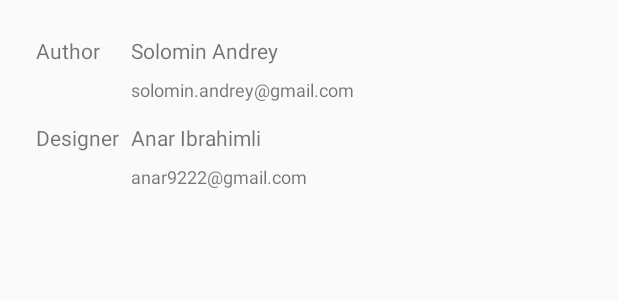
After one commit to solandmedotru/WashWait, an Android app: the layout activity_about_app_dialog.xml on its own in the app's theme, with its tools: preview values and no code run, on a phone screen of 412 x 824 dp. The commit adds this screen. Shown: the top 300 px of the screen. Run offline under Robolectric (Android 15) with nearby library versions, the phone set to English and light mode, and no system bars; network calls fail.

Commit message:
refactoring. Added about app dialog

```diff
--- a/app/src/main/AndroidManifest.xml
+++ b/app/src/main/AndroidManifest.xml
@@ -23,10 +23,8 @@
         <activity
             android:name=".SettingsActivity"
             android:parentActivityName=".MainActivity" />
-
-        <activity android:name=".SplashActivity">
-
-        </activity>
+        <activity android:name=".SplashActivity"></activity>
+        <activity android:name=".AboutAppDialog"></activity>
     </application>
 
 </manifest>
--- a/app/src/main/java/ru/solandme/washwait/MainActivity.java
+++ b/app/src/main/java/ru/solandme/washwait/MainActivity.java
@@ -1,15 +1,12 @@
 package ru.solandme.washwait;
 
-import android.support.v4.app.Fragment;
 import android.support.v4.app.FragmentManager;
 import android.support.v4.app.FragmentTransaction;
 import android.support.v7.app.AppCompatActivity;
 import android.os.Bundle;
-import android.view.View;
 
 public class MainActivity extends AppCompatActivity {
 
-    private static final String TAG = "ru.solandme.washwait";
     private static final String TAG_WEATHER_FRAG = "WeatherFragment";
 
     @Override
--- a/app/src/main/java/ru/solandme/washwait/data/Forecast.java
+++ b/app/src/main/java/ru/solandme/washwait/data/Forecast.java
@@ -13,7 +13,7 @@ public class Forecast {
     private String description;
 
     boolean isDirty() {
-        return weatherId < 600 || weatherId < 700 && temperature > -6;
+        return weatherId < 600 || weatherId < 700 && temperature > -10;
     }
 
     public int getWeatherId() {
--- /dev/null
+++ b/app/src/main/res/layout/activity_about_app_dialog.xml
@@ -0,0 +1,56 @@
+<?xml version="1.0" encoding="utf-8"?>
+<GridLayout xmlns:android="http://schemas.android.com/apk/res/android"
+    xmlns:tools="http://schemas.android.com/tools"
+    android:layout_width="match_parent"
+    android:layout_height="match_parent"
+    android:columnCount="2"
+    android:padding="20dp"
+    android:rowCount="4"
+    android:useDefaultMargins="true"
+    tools:context=".AboutAppDialog">
+
+    <TextView
+        android:layout_width="wrap_content"
+        android:layout_height="wrap_content"
+        android:layout_column="0"
+        android:layout_row="0"
+        android:text="@string/author" />
+
+    <TextView
+        android:layout_width="wrap_content"
+        android:layout_height="wrap_content"
+        android:layout_column="1"
+        android:layout_row="0"
+        android:text="@string/author_name" />
+
+    <TextView
+        android:layout_width="wrap_content"
+        android:layout_height="wrap_content"
+        android:layout_column="1"
+        android:layout_row="1"
+        android:text="@string/author_email"
+        android:textSize="12sp"
+        android:layout_marginBottom="10dp" />
+
+    <TextView
+        android:layout_width="wrap_content"
+        android:layout_height="wrap_content"
+        android:layout_column="0"
+        android:layout_row="2"
+        android:text="@string/designer" />
+
+    <TextView
+        android:layout_width="wrap_content"
+        android:layout_height="wrap_content"
+        android:layout_column="1"
+        android:layout_row="2"
+        android:text="@string/designer_name" />
+
+    <TextView
+        android:layout_width="wrap_content"
+        android:layout_height="wrap_content"
+        android:layout_column="1"
+        android:layout_row="3"
+        android:text="@string/designer_email"
+        android:textSize="12sp" />
+</GridLayout>
--- a/app/src/main/res/values/strings.xml
+++ b/app/src/main/res/values/strings.xml
@@ -25,4 +25,12 @@
     <string name="normal">middle wet</string>
     <string name="city_name_settings">City name or post index (ex. Moscow,RU)</string>
     <string name="clear_period">Clear period</string>
+    <string name="app_version" translatable="false">v0.0.1</string>
+    <string name="author">Author</string>
+    <string name="author_name">Solomin Andrey</string>
+    <string name="author_email" translatable="false">solomin.andrey@gmail.com</string>
+    <string name="designer">Designer</string>
+    <string name="designer_name" translatable="false">Anar Ibrahimli</string>
+    <string name="designer_email" translatable="false">anar9222@gmail.com</string>
+    <string name="about_app">About App</string>
 </resources>
```
Also changed, not shown: app/src/main/java/ru/solandme/washwait/AboutAppDialog.java (added, +35 -0 lines), app/src/main/java/ru/solandme/washwait/WeatherFragment.java (+9 -4 lines), app/src/main/res/menu/menu.xml (+10 -6 lines), 1 other file.
